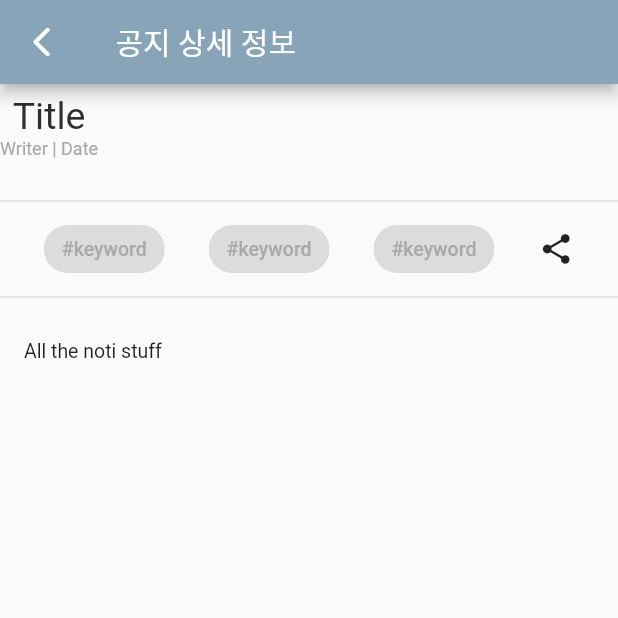
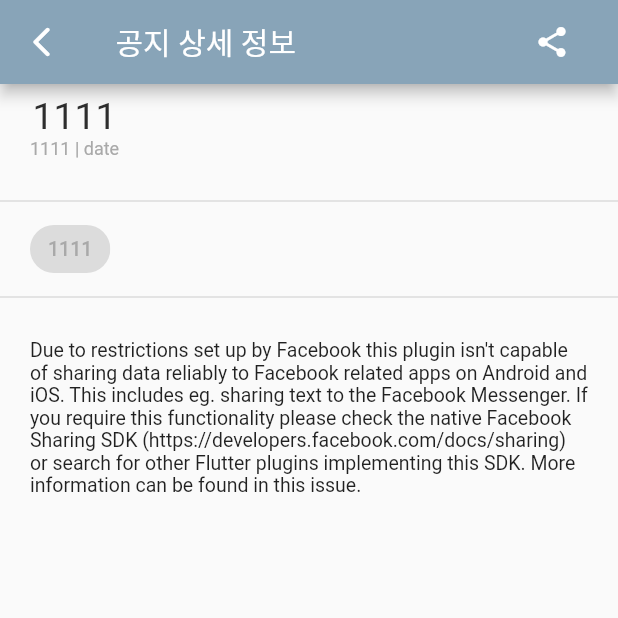
Before and after one commit to zixxin/Semicolon, a Flutter app: the AllNotiScreen screen opened directly, after a tap on "1111", on a phone screen of 412 x 824 dp, the top half of it. Run offline on Flutter 3.47's test engine with Material 2 defaults, Android fonts, the phone set to English and light mode, and no system bars; drawn by our look-alikes of screenshot; our stand-ins replace firebase_auth, firebase_core, flutter_screenutil, flutter_signin_button, flutter_slidable, get and 1 more; accounts and stored records are empty; Roboto replaces fonts that are missing (main).

Commit message:
add screenshot dev

```diff
--- a/ohyeahthat/lib/screen/all_noti.dart
+++ b/ohyeahthat/lib/screen/all_noti.dart
@@ -22,18 +22,17 @@ class _AllNotiScreen extends State<AllNotiScreen> {
     return Scaffold(
         body: SafeArea(
             child: Center(
-              child:
-          SingleChildScrollView(
+      child: SingleChildScrollView(
         child: Column(
           mainAxisSize: MainAxisSize.min,
           children: [
             Padding(
-                  padding: const EdgeInsets.only(left : 10.0, right :10.0),
+              padding: const EdgeInsets.only(left: 10.0, right: 10.0),
               child: SearchBar(),
             ),
             ListView.separated(
-                  primary : false,
-                  shrinkWrap:true,
+                primary: false,
+                shrinkWrap: true,
                 itemCount: item.length,
                 separatorBuilder: (context, index) {
                   return const Divider(
@@ -52,18 +51,16 @@ class _AllNotiScreen extends State<AllNotiScreen> {
           ],
         ),
       ),
-      )
-    ));
+    )));
   }
 
   void dismissSlidableItem(BuildContext context, int index, action) {
-
     switch (action) {
       case SlidableAction.archive:
         Utils.showSnackBar(context, '중요공지에 저장되었습니다.');
         break;
       case SlidableAction.delete:
-        setState((){
+        setState(() {
           item.removeAt(index);
         });
         Utils.showSnackBar(context, '삭제되었습니다.');
@@ -105,37 +102,36 @@ class _AllNotiScreen extends State<AllNotiScreen> {
         ],
       ),
       onTap: () {
-        Get.offNamed('/details');
+        Get.offNamed('/details', arguments: item);
       },
     );
   }
 }
 
-Widget SearchBar(){
+Widget SearchBar() {
   return Column(
     children: [
       Padding(
-          padding: const EdgeInsets.only(top :7.0),
+        padding: const EdgeInsets.only(top: 7.0),
         child: TextFormField(
             // textAlign: TextAlign.center,
-            decoration : InputDecoration(
-              fillColor : Colors.grey.withOpacity(0.3),
+            decoration: InputDecoration(
+          fillColor: Colors.grey.withOpacity(0.3),
           hintText: '공지제목 입력',
           hintStyle: TextStyle(
             fontFamily: 'main',
-                color : Colors.black.withOpacity(0.5),
+            color: Colors.black.withOpacity(0.5),
           ),
           // contentPadding: EdgeInsets.only(left: 20),
-              suffixIcon : Icon(Icons.search),
-              filled : true,
+          suffixIcon: Icon(Icons.search),
+          filled: true,
           enabledBorder: UnderlineInputBorder(
-                borderSide: BorderSide(color : Colors.transparent),
+              borderSide: BorderSide(color: Colors.transparent),
               borderRadius: BorderRadius.circular(20)),
           focusedBorder: UnderlineInputBorder(
-                borderSide: BorderSide(color : Colors.transparent),
+              borderSide: BorderSide(color: Colors.transparent),
               borderRadius: BorderRadius.circular(20)),
-              )
-            ),
+        )),
       ),
       Divider(
         thickness: 5,
--- a/ohyeahthat/lib/screen/details.dart
+++ b/ohyeahthat/lib/screen/details.dart
@@ -1,20 +1,31 @@
 import 'package:flutter/material.dart';
 import 'package:get/get.dart';
 import 'package:ohyeahthat/theme/colors.dart';
+import 'dart:typed_data';
+import 'package:screenshot/screenshot.dart';
+
+//import 'package:permission_handler/permission_handler.dart';
+//import 'package:image_gallery_saver/image_gallery_saver.dart';
+//import 'package:path_provider/path_provider.dart';
+//import 'package:flutter/services.dart' show rootBundle;
+//import 'package:share/share.dart';
 
 class DetailsScreen extends StatefulWidget {
   const DetailsScreen({
     Key? key,
   }) : super(key: key);
-
   @override
   _DetailsScreen createState() => _DetailsScreen();
 }
 
 class _DetailsScreen extends State<DetailsScreen> {
+  final screenshotController = ScreenshotController();
+  var item = Get.arguments;
+
   @override
-  Widget build(BuildContext context) {
-    return Scaffold(
+  Widget build(BuildContext context) => Screenshot(
+        controller: screenshotController,
+        child: Scaffold(
             appBar: AppBar(
               title: const Text(' 공지 상세 정보',
                   style: TextStyle(
@@ -27,34 +38,54 @@ class _DetailsScreen extends State<DetailsScreen> {
                   Get.offNamed('/home');
                 },
               ),
+              actions: <Widget>[
+                Padding(
+                  padding: const EdgeInsets.only(right: 20.0),
+                  child: IconButton(
+                    icon: const Icon(Icons.share),
+                    tooltip: 'share',
+                    onPressed: () {
+                      screenshotController
+                          .capture(delay: const Duration(milliseconds: 10))
+                          .then((capturedImage) async {
+                        ShowCapturedWidget(context, capturedImage!);
+                      }).catchError((onError) {
+                        print(onError);
+                      });
+                    },
+                  ),
+                )
+              ],
               backgroundColor: primary,
             ),
             body: SafeArea(
                 child: Center(
                     child: ListView(children: [
               Row(children: [
+                const Padding(padding: EdgeInsets.only(left: 20)),
                 Column(children: [
                   const SizedBox(height: 7),
-              const Text(
-                'Title',
-                textAlign: TextAlign.start,
-                style: TextStyle(
+                  Text(
+                    //'Title',
+                    item.title,
+                    style: const TextStyle(
                       fontFamily: 'main',
                       fontSize: 25,
                       color: Color(0xFF2E2E2E),
                     ),
                   ),
-              Row(children: const [
+                  Row(children: [
                     Text(
-                  'Writer',
+                      //'Writer',
+                      item.writer,
                       textAlign: TextAlign.start,
-                  style: TextStyle(
+                      style: const TextStyle(
                         fontFamily: 'main',
                         fontSize: 12,
                         color: Color(0xFFA9A9A9),
                       ),
                     ),
-                Text(
+                    const Text(
                       ' | ',
                       textAlign: TextAlign.start,
                       style: TextStyle(
@@ -63,8 +94,9 @@ class _DetailsScreen extends State<DetailsScreen> {
                         color: Color(0xFFA9A9A9),
                       ),
                     ),
-                Text(
-                  'Date',
+                    const Text(
+                      //'Date',
+                      'date',
                       textAlign: TextAlign.start,
                       style: TextStyle(
                         fontFamily: 'main',
@@ -77,40 +109,64 @@ class _DetailsScreen extends State<DetailsScreen> {
               ]),
               const SizedBox(height: 20),
               const Divider(thickness: 1),
-          Row(
-              mainAxisAlignment: MainAxisAlignment.spaceEvenly,
-              children: const [
+              Row(children: [
+                const SizedBox(width: 20),
                 Chip(
-                    label: Text("#keyword",
-                        style: TextStyle(
+                    label: Text(item.keyword,
+                        style: const TextStyle(
                           fontFamily: 'main',
                           fontSize: 13,
                           color: Color(0xFFA9A9A9),
                         ))),
-                Chip(
-                    label: Text("#keyword",
-                        style: TextStyle(
-                          fontFamily: 'main',
-                          fontSize: 13,
-                          color: Color(0xFFA9A9A9),
-                        ))),
-                Chip(
-                    label: Text("#keyword",
-                        style: TextStyle(
-                          fontFamily: 'main',
-                          fontSize: 13,
-                          color: Color(0xFFA9A9A9),
-                        ))),
-                Icon(Icons.share),
               ]),
               const Divider(thickness: 1),
-          const ListTile(
-            title: Text("All the noti stuff",
+              Container(
+                padding: const EdgeInsets.all(20),
+                child: const Text(
+                    "Due to restrictions set up by Facebook this plugin isn't capable of sharing data reliably to Facebook related apps on Android and iOS. This includes eg. sharing text to the Facebook Messenger. If you require this functionality please check the native Facebook Sharing SDK (https://developers.facebook.com/docs/sharing) or search for other Flutter plugins implementing this SDK. More information can be found in this issue.",
                     style: TextStyle(
                       fontFamily: 'main',
                       fontSize: 13,
                     )),
-          )
-        ]))));
+              ),
+            ])))),
+      );
+  /*
+ Future saveAndShare(Uint8List bytes) async {
+    final directory = await getApplicationDocumentsDirectory();
+      final image = File('${directory.path}/flutter.png');
+      image.writeAsBytesSync(bytes);
+
+    await Share.shareFiles([image.path]);
+  }
+
+  Future<String> saveImage(Uint8List bytes) async {
+    await [Permission.storage].request();
+
+    final time = DateTime.now()
+        .toIso8601String()
+        .replaceAll('.', '-')
+        .replaceAll(';', '-');
+
+    final name = 'screenshot_$time';
+    final result = await ImageGallerySaver.saveImage(bytes, name: name);
+
+    return result['filePath'];
+  } */
+  Future<dynamic> ShowCapturedWidget(
+      BuildContext context, Uint8List capturedImage) {
+    return showDialog(
+      useSafeArea: false,
+      context: context,
+      builder: (context) => Scaffold(
+        appBar: AppBar(
+          title: Text("스샷된 사진임"),
+        ),
+        body: Center(
+            child: capturedImage != null
+                ? Image.memory(capturedImage)
+                : Container()),
+      ),
+    );
   }
 }
--- a/ohyeahthat/lib/screen/home.dart
+++ b/ohyeahthat/lib/screen/home.dart
@@ -9,6 +9,7 @@ import 'package:ohyeahthat/screen/pinned.dart';
 import 'package:ohyeahthat/screen/settings.dart';
 import 'package:ohyeahthat/theme/colors.dart';
 import 'package:ohyeahthat/screen/details.dart';
+//import 'package:screenshot/screenshot.dart';
 
 class HomeScreen extends GetView<HomeController> {
   const HomeScreen({Key? key}) : super(key: key);
```
Also changed, not shown: ohyeahthat/pubspec.yaml (+16 -0 lines), ohyeahthat/pubspec.lock, 1 other file. Lines whose indentation alone changed are shown as unchanged.
